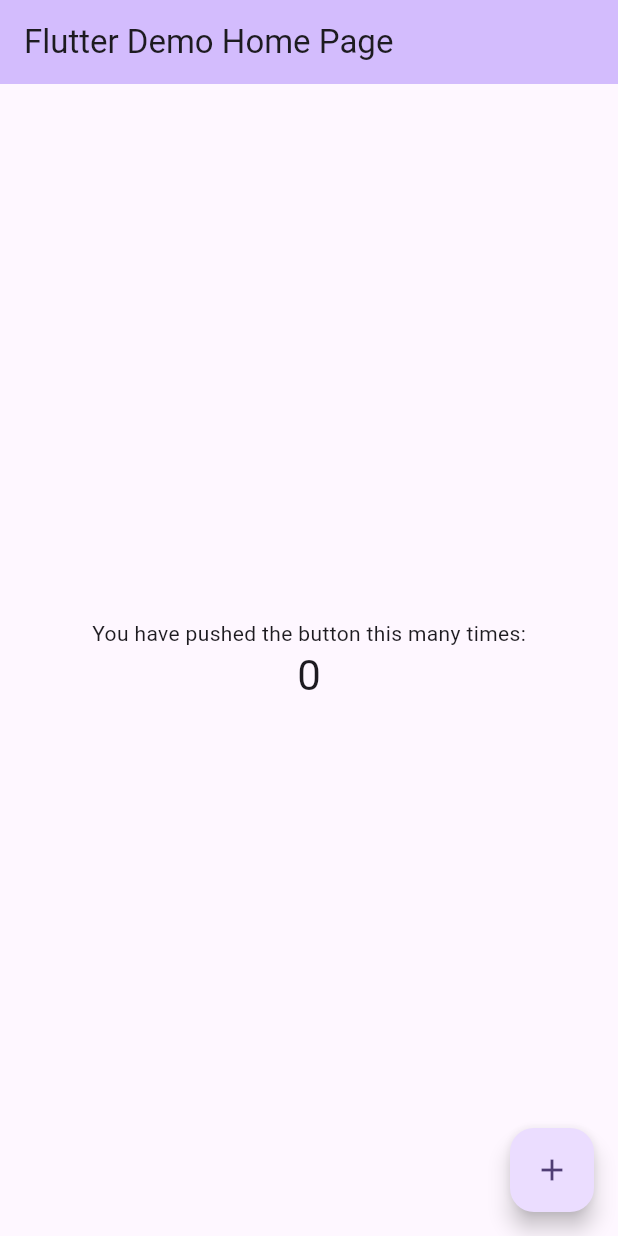
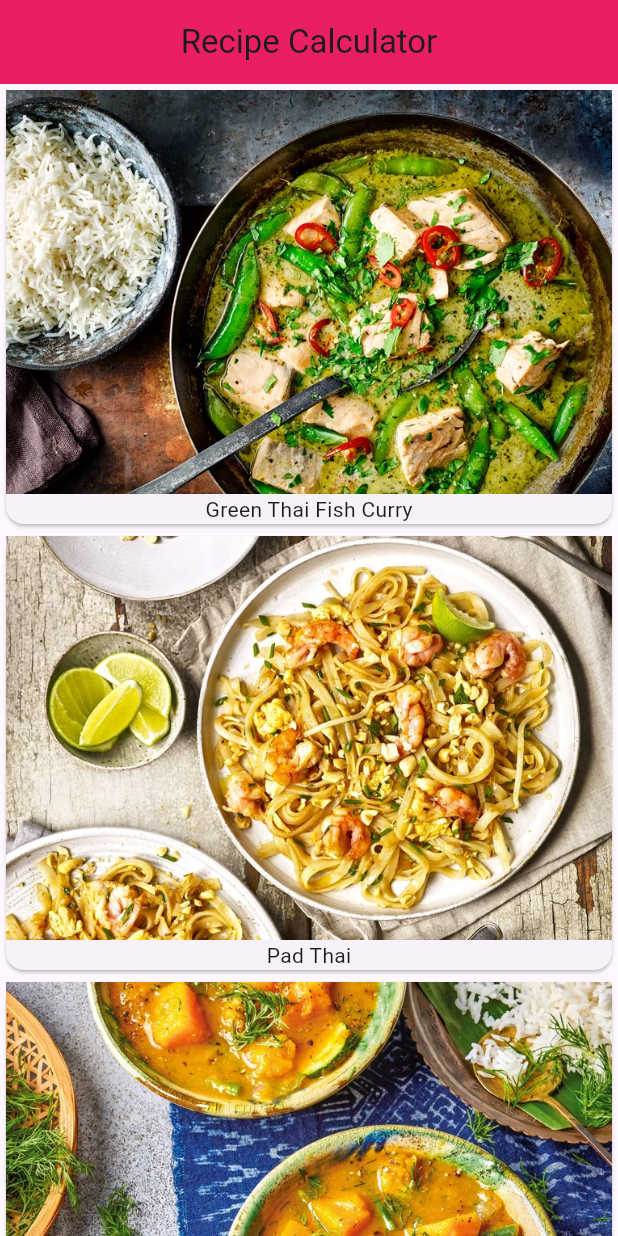
Before and after one commit to KitsuneMaguro2005/receipes, a Flutter app: the screen it shows after launch, on a phone screen of 412 x 824 dp. Run offline on Flutter 3.47's test engine with Material 3 defaults, Android fonts, the phone set to English and light mode, and no system bars.

Commit message:
Receipe List Design

```diff
--- a/lib/main.dart
+++ b/lib/main.dart
@@ -1,4 +1,5 @@
 import 'package:flutter/material.dart';
+import 'package:receipes/model/receipe.dart';
 
 void main() {
   runApp(const MyApp());
@@ -13,113 +14,47 @@ class MyApp extends StatelessWidget {
     return MaterialApp(
       title: 'Flutter Demo',
       theme: ThemeData(
-        // This is the theme of your application.
-        //
-        // TRY THIS: Try running your application with "flutter run". You'll see
-        // the application has a purple toolbar. Then, without quitting the app,
-        // try changing the seedColor in the colorScheme below to Colors.green
-        // and then invoke "hot reload" (save your changes or press the "hot
-        // reload" button in a Flutter-supported IDE, or press "r" if you used
-        // the command line to start the app).
-        //
-        // Notice that the counter didn't reset back to zero; the application
-        // state is not lost during the reload. To reset the state, use hot
-        // restart instead.
-        //
-        // This works for code too, not just values: Most code changes can be
-        // tested with just a hot reload.
-        colorScheme: ColorScheme.fromSeed(seedColor: Colors.deepPurple),
-        useMaterial3: true,
+        appBarTheme:
+            const AppBarTheme(centerTitle: true, backgroundColor: Colors.pink),
       ),
-      home: const MyHomePage(title: 'Flutter Demo Home Page'),
+      home: const MyHomePage(title: 'Recipe Calculator'),
     );
   }
 }
 
 class MyHomePage extends StatefulWidget {
   const MyHomePage({super.key, required this.title});
-
-  // This widget is the home page of your application. It is stateful, meaning
-  // that it has a State object (defined below) that contains fields that affect
-  // how it looks.
-
-  // This class is the configuration for the state. It holds the values (in this
-  // case the title) provided by the parent (in this case the App widget) and
-  // used by the build method of the State. Fields in a Widget subclass are
-  // always marked "final".
-
   final String title;
-
   @override
   State<MyHomePage> createState() => _MyHomePageState();
 }
 
 class _MyHomePageState extends State<MyHomePage> {
-  int _counter = 0;
-
-  void _incrementCounter() {
-    setState(() {
-      // This call to setState tells the Flutter framework that something has
-      // changed in this State, which causes it to rerun the build method below
-      // so that the display can reflect the updated values. If we changed
-      // _counter without calling setState(), then the build method would not be
-      // called again, and so nothing would appear to happen.
-      _counter++;
-    });
+  @override
+  Widget build(BuildContext context) {
+    return Scaffold(
+      appBar: AppBar(title: Text(widget.title)),
+      body: SafeArea(
+        child: Container(
+          child: ListView.builder(
+            itemBuilder: (BuildContext context, int index) {
+              return buildRecipeCard(Recipe.samples[index]);
+            },
+            itemCount: Recipe.samples.length,
+          ),
+        ),
+      ),
+    );
   }
 
-  @override
-  Widget build(BuildContext context) {
-    // This method is rerun every time setState is called, for instance as done
-    // by the _incrementCounter method above.
-    //
-    // The Flutter framework has been optimized to make rerunning build methods
-    // fast, so that you can just rebuild anything that needs updating rather
-    // than having to individually change instances of widgets.
-    return Scaffold(
-      appBar: AppBar(
-        // TRY THIS: Try changing the color here to a specific color (to
-        // Colors.amber, perhaps?) and trigger a hot reload to see the AppBar
-        // change color while the other colors stay the same.
-        backgroundColor: Theme.of(context).colorScheme.inversePrimary,
-        // Here we take the value from the MyHomePage object that was created by
-        // the App.build method, and use it to set our appbar title.
-        title: Text(widget.title),
+  Widget buildRecipeCard(Recipe recipe) {
+    return Card(
+      child: Column(
+        children: <Widget>[
+          Image(image: AssetImage(recipe.imageUrl)),
+          Text(recipe.imgLabel),
+        ],
       ),
-      body: Center(
-        // Center is a layout widget. It takes a single child and positions it
-        // in the middle of the parent.
-        child: Column(
-          // Column is also a layout widget. It takes a list of children and
-          // arranges them vertically. By default, it sizes itself to fit its
-          // children horizontally, and tries to be as tall as its parent.
-          //
-          // Column has various properties to control how it sizes itself and
-          // how it positions its children. Here we use mainAxisAlignment to
-          // center the children vertically; the main axis here is the vertical
-          // axis because Columns are vertical (the cross axis would be
-          // horizontal).
-          //
-          // TRY THIS: Invoke "debug painting" (choose the "Toggle Debug Paint"
-          // action in the IDE, or press "p" in the console), to see the
-          // wireframe for each widget.
-          mainAxisAlignment: MainAxisAlignment.center,
-          children: <Widget>[
-            const Text(
-              'You have pushed the button this many times:',
-            ),
-            Text(
-              '$_counter',
-              style: Theme.of(context).textTheme.headlineMedium,
-            ),
-          ],
-        ),
-      ),
-      floatingActionButton: FloatingActionButton(
-        onPressed: _incrementCounter,
-        tooltip: 'Increment',
-        child: const Icon(Icons.add),
-      ), // This trailing comma makes auto-formatting nicer for build methods.
     );
   }
 }
--- /dev/null
+++ b/lib/model/receipe.dart
@@ -0,0 +1,15 @@
+ class Recipe {
+ String imgLabel; // Label for the image
+ String imageUrl; // URL of the image
+
+ Recipe(this.imageUrl, this.imgLabel);
+
+  static List<Recipe> samples =
+  [
+   Recipe('assets/images/GreenThaiFishCurry.webp','Green Thai Fish Curry'),
+   Recipe('assets/images/padthai.webp','Pad Thai'),
+   Recipe('assets/images/PumpkinCurry.webp','pumpkin Curry'),
+   Recipe('assets/images/Thai red curry paste.webp','thai red curry paste'),
+  ];
+
+ }
--- a/pubspec.yaml
+++ b/pubspec.yaml
@@ -59,9 +59,8 @@ flutter:
   uses-material-design: true
 
   # To add assets to your application, add an assets section, like this:
-  # assets:
-  #   - images/a_dot_burr.jpeg
-  #   - images/a_dot_ham.jpeg
+  assets:
+    - assets/images/
 
   # An image asset can refer to one or more resolution-specific "variants", see
   # https://flutter.dev/to/resolution-aware-images
```
Also changed, not shown: assets/images/GreenThaiFishCurry.webp (added), assets/images/PumpkinCurry.webp (added), assets/images/Thai red curry paste.webp (added), assets/images/padthai.webp (added).
